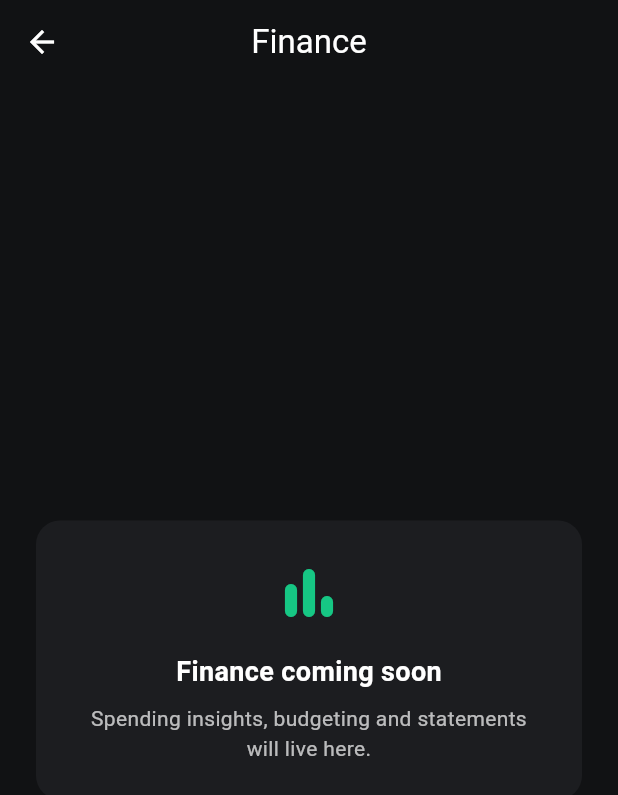
After one commit to mnawasi/mamash_app, a Flutter app: the FinancePage screen opened directly, on a phone screen of 412 x 824 dp. The commit adds this screen. Shown: the top 795 px of the screen. Run offline on Flutter 3.47's test engine with Material 3 defaults, Android fonts, the phone set to English and light mode, and no system bars; our stand-ins replace camera, cloud_firestore, firebase_auth, firebase_core, qr_flutter, share_plus and 1 more; missing offline and left inert: mobile_scanner; accounts and stored records are empty.

Commit message:
Add Finance page placeholder and wire to bottom nav

```diff
--- a/lib/dashboard_page.dart
+++ b/lib/dashboard_page.dart
@@ -15,6 +15,7 @@ import 'notification_page.dart';
 import 'profile_page.dart';
 import 'wallet_page.dart';
 import 'cards/cards_page.dart';
+import 'finance_page.dart';
 
 class DashboardPage extends StatefulWidget {
   const DashboardPage({super.key});
@@ -125,8 +126,8 @@ class _DashboardPageState extends State<DashboardPage> {
                   const SizedBox(height: 10),
                   Text(
                     _balanceHidden
-                        ? "₦ ****"
-                        : "₦${_walletBalance.toStringAsFixed(2)}",
+                        ? "\u20a6 ****"
+                        : "\u20a6${_walletBalance.toStringAsFixed(2)}",
                     style: const TextStyle(
                       fontSize: 32,
                       fontWeight: FontWeight.bold,
@@ -223,7 +224,9 @@ class _DashboardPageState extends State<DashboardPage> {
             _selectedNavIndex = index;
           });
 
-          if (index == 3) {
+          if (index == 2) {
+            _goTo(const FinancePage());
+          } else if (index == 3) {
             _goTo(const CardsPage());
           } else if (index == 4) {
             _goTo(const ProfilePage());
--- /dev/null
+++ b/lib/finance_page.dart
@@ -0,0 +1,41 @@
+import 'package:flutter/material.dart';
+
+class FinancePage extends StatelessWidget {
+  const FinancePage({super.key});
+
+  @override
+  Widget build(BuildContext context) {
+    return Scaffold(
+      backgroundColor: const Color(0xFF111214),
+      appBar: AppBar(
+        backgroundColor: const Color(0xFF111214),
+        title: const Text('Finance', style: TextStyle(color: Colors.white)),
+        iconTheme: const IconThemeData(color: Colors.white),
+        elevation: 0,
+      ),
+      body: Center(
+        child: Container(
+          margin: const EdgeInsets.all(24),
+          padding: const EdgeInsets.all(24),
+          decoration: BoxDecoration(
+            color: const Color(0xFF1C1D20),
+            borderRadius: BorderRadius.circular(16),
+          ),
+          child: Column(
+            mainAxisSize: MainAxisSize.min,
+            children: const [
+              Icon(Icons.bar_chart_rounded, color: Color(0xFF16C784), size: 48),
+              SizedBox(height: 16),
+              Text('Finance coming soon',
+                  style: TextStyle(color: Colors.white, fontSize: 18, fontWeight: FontWeight.w600)),
+              SizedBox(height: 8),
+              Text('Spending insights, budgeting and statements will live here.',
+                  textAlign: TextAlign.center,
+                  style: TextStyle(color: Colors.white70, fontSize: 14)),
+            ],
+          ),
+        ),
+      ),
+    );
+  }
+}
```
